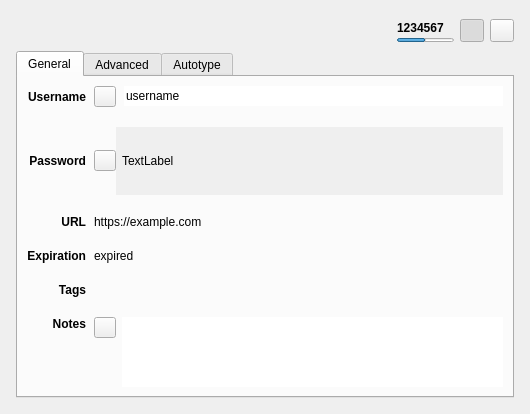
Before: the Qt Designer form src/gui/EntryPreviewWidget.ui in xanaxpoker/keystone, drawn with Qt 5.
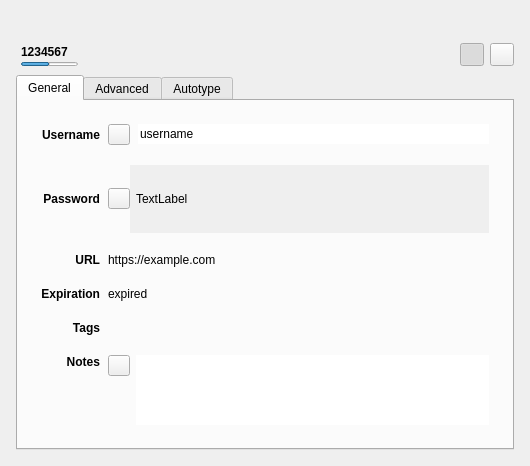
After: the same form once the commit is applied. Custom widgets are drawn as their Qt base class.

The edit to the form file:
```diff
--- a/src/gui/EntryPreviewWidget.ui
+++ b/src/gui/EntryPreviewWidget.ui
@@ -46,7 +46,7 @@
         <number>0</number>
        </property>
        <item>
-        <layout class="QHBoxLayout" name="entryHorizontalLayout" stretch="1,0,0,0">
+        <layout class="QVBoxLayout" name="entryHorizontalLayout">
          <property name="sizeConstraint">
           <enum>QLayout::SetDefaultConstraint</enum>
          </property>
@@ -110,6 +110,8 @@
           </layout>
          </item>
          <item>
+          <layout class="QHBoxLayout" name="keystoneDetailActions">
+           <item>
           <widget class="QWidget" name="entryTotp" native="true">
            <property name="minimumSize">
             <size>
@@ -198,6 +200,8 @@
          </item>
         </layout>
        </item>
+        </layout>
+       </item>
        <item>
         <widget class="QTabWidget" name="entryTabWidget">
          <property name="currentIndex">
@@ -219,18 +223,18 @@
           <layout class="QVBoxLayout" name="verticalLayout_5">
            <item>
             <widget class="QWidget" name="entryGeneralWidget" native="true">
-             <layout class="QGridLayout" name="gridLayout" rowstretch="0,0,0,0,0,1" columnstretch="0,1">
+             <layout class="QGridLayout" name="gridLayout" rowstretch="0,0,0,0,0,0" columnstretch="0,1">
               <property name="leftMargin">
-               <number>0</number>
+               <number>14</number>
               </property>
               <property name="topMargin">
-               <number>0</number>
+               <number>14</number>
               </property>
               <property name="rightMargin">
-               <number>0</number>
+               <number>14</number>
               </property>
               <property name="bottomMargin">
-               <number>0</number>
+               <number>14</number>
               </property>
               <property name="horizontalSpacing">
                <number>8</number>
@@ -627,8 +631,27 @@
                </widget>
               </item>
              </layout>
+             <property name="sizePolicy">
+              <sizepolicy hsizetype="Expanding" vsizetype="Maximum">
+               <horstretch>0</horstretch>
+               <verstretch>0</verstretch>
+              </sizepolicy>
+             </property>
             </widget>
            </item>
+           <item>
+            <spacer name="keystoneDetailSpacer">
+             <property name="orientation">
+              <enum>Qt::Vertical</enum>
+             </property>
+             <property name="sizeHint" stdset="0">
+              <size>
+               <width>20</width>
+               <height>40</height>
+              </size>
+             </property>
+            </spacer>
+           </item>
           </layout>
          </widget>
          <widget class="QWidget" name="entryAdvancedTab">
```
Left out of the diff: 3 changed lines with no effect on the pictures. Lines whose indentation alone changed are shown as unchanged.
